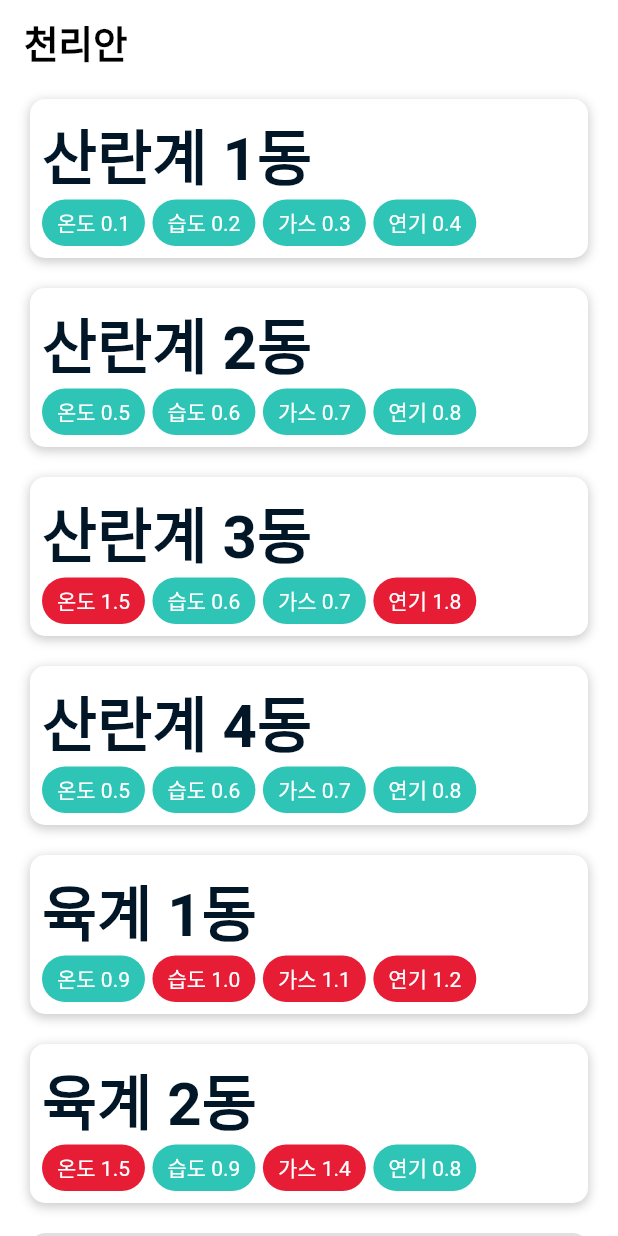
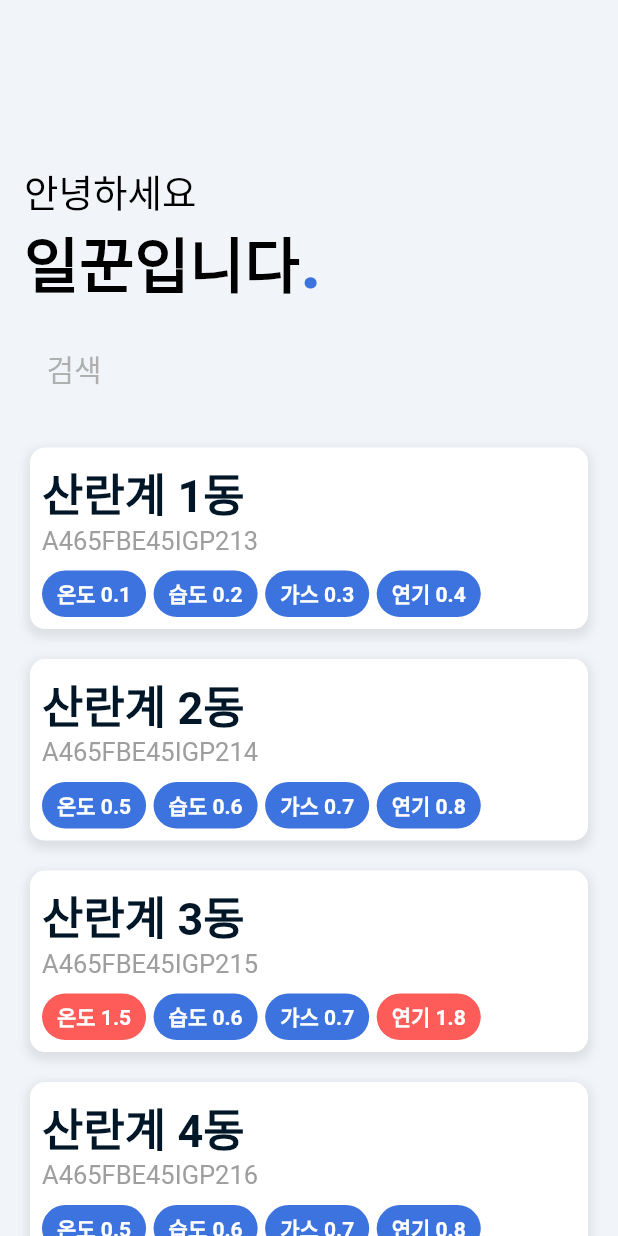
Before and after one commit to Ilggun/ilggun_client, a Flutter app: the screen it shows after launch, on a phone screen of 412 x 824 dp. Run offline on Flutter 3.47's test engine with Material 2 defaults, Android fonts, the phone set to English and light mode, and no system bars; drawn by our look-alikes of flutter_slidable; our stand-ins replace fl_chart, get; Roboto replaces fonts that are missing (NanumGothic, NanumMyeongjo).

Commit message:
[Update] 구조 개선, 폰트 추가

```diff
--- a/lib/model/Info.dart
+++ b/lib/model/Info.dart
@@ -2,6 +2,7 @@ import 'package:flutter/foundation.dart';
 
 class Info {
   String title;
+  String product;
   double temperature;
   double humidity;
   double gas;
@@ -9,11 +10,13 @@ class Info {
 
   Info(
       {@required String title,
+      @required String product,
       @required double temperature,
       @required double humidity,
       @required double gas,
       @required double smoke}) {
     this.title = title;
+    this.product = product;
     this.temperature = temperature;
     this.humidity = humidity;
     this.gas = gas;
@@ -21,6 +24,7 @@ class Info {
   }
 
   String getTitle() => title;
+  String getProduct() => product;
   double getTemperature() => temperature;
   double getHumidity() => humidity;
   double getGas() => gas;
@@ -28,6 +32,10 @@ class Info {
 
   void setTitle(String title) {
     this.title = title;
+  }
+
+  void setProduct(String product) {
+    this.product = product;
   }
 
   void setTemperature(double temperature) {
@@ -48,6 +56,6 @@ class Info {
 
   @override
   String toString() {
-    return "$title, $temperature, $humidity, $gas, $smoke";
+    return "$title, $product, $temperature, $humidity, $gas, $smoke";
   }
 }
--- a/lib/style/colorStyle.dart
+++ b/lib/style/colorStyle.dart
@@ -23,3 +23,9 @@ class ColorSet {
   static const Color smoke = Color(0xfff9320c);
   static const Color smokeOp = Color(0x90f9320c);
 }
+
+class NewColorSet {
+  static const Color background = Color(0xfff1f5f9);
+  static const Color blue = Color(0xff3d73de);
+  static const Color red = Color(0xfffd5c59);
+}
--- a/lib/style/shadowStyle.dart
+++ b/lib/style/shadowStyle.dart
@@ -5,10 +5,10 @@ class ShadowStyle {
   static List<BoxShadow> shadow() {
     List<BoxShadow> shadow = [
       BoxShadow(
-        color: Colors.black.withOpacity(0.2),
-        spreadRadius: 0.3,
+        color: Colors.black.withOpacity(0.09),
+        spreadRadius: 2,
         blurRadius: 5,
-        offset: Offset(0, 2),
+        offset: Offset(0, 3),
       )
     ];
     return shadow;
--- a/lib/view/addPage/addPage.dart
+++ b/lib/view/addPage/addPage.dart
@@ -14,15 +14,15 @@ class _AddPageState extends State<AddPage> {
 
   TextStyle hintStyle() {
     return TextStyle(
-      fontWeight: FontWeight.normal,
+      fontWeight: FontWeight.w200,
       fontSize: 18,
     );
   }
 
   TextStyle labelStyle() {
     return TextStyle(
-      color: ColorSet.noWarning,
-      fontWeight: FontWeight.bold,
+      color: NewColorSet.blue,
+      fontWeight: FontWeight.w600,
       fontSize: 23,
     );
   }
@@ -112,14 +112,14 @@ class _AddPageState extends State<AddPage> {
                 : print("오류");
           },
           child: Container(
-            color: ColorSet.noWarning,
+            color: NewColorSet.blue,
             height: 60,
             child: Center(
               child: Text(
                 "등록하기",
                 style: TextStyle(
                     color: Colors.white,
-                    fontWeight: FontWeight.bold,
+                    fontWeight: FontWeight.w600,
                     fontSize: 20),
               ),
             ),
--- a/lib/view/detailPage/component/buildMainChart.dart
+++ b/lib/view/detailPage/component/buildMainChart.dart
@@ -68,8 +68,8 @@ class _BuildMainChartState extends State<BuildMainChart> {
               decoration: BoxDecoration(
                 borderRadius: BorderRadius.circular(20),
                 color: selectedRangeButtonIndex == index
-                    ? ColorSet.noWarning.withOpacity(0.7)
-                    : ColorSet.white,
+                    ? NewColorSet.blue.withOpacity(0.7)
+                    : NewColorSet.background,
               ),
             ),
           ),
@@ -114,10 +114,10 @@ class _BuildMainChartState extends State<BuildMainChart> {
     }
     result += ' ~ ' + convertDateTimeTitle(dateTimeNow);
     return Container(
-      margin: EdgeInsets.symmetric(horizontal: 60),
+      margin: EdgeInsets.symmetric(horizontal: 40),
       padding: EdgeInsets.symmetric(vertical: 10),
       decoration: BoxDecoration(
-        color: ColorSet.noWarning,
+        color: NewColorSet.blue,
         borderRadius: BorderRadius.circular(20),
         boxShadow: ShadowStyle.shadow(),
       ),
--- a/lib/view/detailPage/component/dayChart.dart
+++ b/lib/view/detailPage/component/dayChart.dart
@@ -106,7 +106,8 @@ class _DayChartState extends State<DayChart> {
     return LineChartData(
       lineTouchData: LineTouchData(
         touchTooltipData: LineTouchTooltipData(
-          tooltipBgColor: Colors.white,
+          tooltipBgColor: NewColorSet.background,
+          showOnTopOfTheChartBoxArea: false,
         ),
         touchCallback: (LineTouchResponse touchResponse) {
           print(touchResponse);
@@ -194,7 +195,7 @@ class _DayChartState extends State<DayChart> {
         ),
       ),
       borderData: FlBorderData(
-        show: true,
+        show: false,
         border: const Border(
           left: BorderSide(
             color: Colors.transparent,
--- a/lib/view/detailPage/detailPage.dart
+++ b/lib/view/detailPage/detailPage.dart
@@ -23,7 +23,7 @@ class _DetailPageState extends State<DetailPage> {
   @override
   Widget build(BuildContext context) {
     return Scaffold(
-      backgroundColor: Colors.white,
+      backgroundColor: NewColorSet.background,
       appBar: AppBar(
         backgroundColor: Colors.transparent,
         leading: InkWell(
@@ -33,13 +33,13 @@ class _DetailPageState extends State<DetailPage> {
           child: Container(
             margin: EdgeInsets.all(12),
             decoration: BoxDecoration(
-              color: Colors.white,
+              // color: Colors.white,
               shape: BoxShape.circle,
-              boxShadow: ShadowStyle.shadow(),
+              // boxShadow: ShadowStyle.shadow(),
             ),
             child: Icon(
               Icons.chevron_left_rounded,
-              color: ColorSet.noWarning,
+              color: NewColorSet.blue,
             ),
           ),
         ),
@@ -50,13 +50,13 @@ class _DetailPageState extends State<DetailPage> {
               margin: EdgeInsets.all(12),
               padding: EdgeInsets.all(3),
               decoration: BoxDecoration(
-                color: Colors.white,
+                // color: Colors.white,
                 shape: BoxShape.circle,
-                boxShadow: ShadowStyle.shadow(),
+                // boxShadow: ShadowStyle.shadow(),
               ),
               child: Icon(
                 Icons.refresh_rounded,
-                color: ColorSet.noWarning,
+                color: NewColorSet.blue,
               ),
             ),
           ),
@@ -64,21 +64,22 @@ class _DetailPageState extends State<DetailPage> {
         title: Text(
           info.title,
           style: TextStyle(
-            color: Colors.white,
-            fontWeight: FontWeight.bold,
+            color: NewColorSet.blue,
+            fontWeight: FontWeight.w600,
           ),
         ),
         elevation: 0.0,
       ),
-      body: Stack(
+      body: SingleChildScrollView(
+        child: Stack(
           children: [
-          Container(
-            width: double.infinity,
-            height: double.infinity,
-            child: CustomPaint(
-              painter: CirclePainter(),
-            ),
-          ),
+            // Container(
+            //   width: double.infinity,
+            //   height: double.infinity,
+            //   child: CustomPaint(
+            //     painter: CirclePainter(),
+            //   ),
+            // ),
             Padding(
               padding: const EdgeInsets.symmetric(horizontal: 0),
               child: Column(
@@ -121,6 +122,7 @@ class _DetailPageState extends State<DetailPage> {
             ),
           ],
         ),
+      ),
     );
   }
 
@@ -152,7 +154,7 @@ class _DetailPageState extends State<DetailPage> {
                 Stack(
                   children: [
                     Positioned(
-                      bottom: 7,
+                      bottom: 2,
                       left: 0,
                       child: Container(
                         width: 65,
--- a/lib/view/homePage/component/buildTile.dart
+++ b/lib/view/homePage/component/buildTile.dart
@@ -39,11 +39,25 @@ class BuildTile extends StatelessWidget {
                     child: Text(
                       info.title,
                       style: TextStyle(
-                        fontSize: 40,
-                        fontWeight: FontWeight.bold,
+                        fontSize: 30,
+                        fontWeight: FontWeight.w600,
                         color: ColorSet.dark,
                       ),
                     ),
+                  ),
+                  Align(
+                    alignment: Alignment.centerLeft,
+                    child: Text(
+                      info.product,
+                      style: TextStyle(
+                        fontSize: 17,
+                        color: Colors.grey,
+                        fontWeight: FontWeight.normal,
+                      ),
+                    ),
+                  ),
+                  SizedBox(
+                    height: 10,
                   ),
                   Row(
                     mainAxisAlignment: MainAxisAlignment.start,
@@ -77,7 +91,7 @@ class BuildTile extends StatelessWidget {
             "수정",
             style: TextStyle(
               fontSize: 18,
-              fontWeight: FontWeight.bold,
+              fontWeight: FontWeight.w600,
               color: ColorSet.white,
             ),
           ),
@@ -92,7 +106,7 @@ class BuildTile extends StatelessWidget {
       child: Container(
         decoration: BoxDecoration(
           borderRadius: BorderRadius.circular(10),
-          color: ColorSet.warning,
+          color: NewColorSet.red,
           boxShadow: ShadowStyle.shadow(),
         ),
         child: SlideAction(
@@ -100,7 +114,7 @@ class BuildTile extends StatelessWidget {
             "삭제",
             style: TextStyle(
               fontSize: 18,
-              fontWeight: FontWeight.bold,
+              fontWeight: FontWeight.w600,
               color: ColorSet.white,
             ),
           ),
@@ -110,7 +124,7 @@ class BuildTile extends StatelessWidget {
   }
 
   Widget buildBadge(String title, double value) {
-    Color warningColor = value >= 1 ? ColorSet.warning : ColorSet.noWarning;
+    Color warningColor = value >= 1 ? NewColorSet.red : NewColorSet.blue;
     return Padding(
       padding: const EdgeInsets.only(right: 5),
       child: Container(
@@ -124,7 +138,7 @@ class BuildTile extends StatelessWidget {
             title + " " + value.toString(),
             style: TextStyle(
               color: ColorSet.white,
-              fontWeight: FontWeight.w400,
+              fontWeight: FontWeight.w600,
             ),
           ),
         ),
--- a/lib/view/homePage/homePage.dart
+++ b/lib/view/homePage/homePage.dart
@@ -2,6 +2,7 @@ import 'package:flutter/cupertino.dart';
 import 'package:flutter/material.dart';
 import 'package:get/get.dart';
 import 'package:ilggun/model/Info.dart';
+import 'package:ilggun/style/colorStyle.dart';
 import 'package:ilggun/view/homePage/component/buildTile.dart';
 import 'package:intl/intl.dart';
 
@@ -13,41 +14,108 @@ class HomePage extends StatefulWidget {
 class _HomePageState extends State<HomePage> {
   List<Info> infoList = [
     Info(
-        title: "산란계 1동", temperature: 0.1, humidity: 0.2, gas: 0.3, smoke: 0.4),
+        title: "산란계 1동",
+        product: "A465FBE45IGP213",
+        temperature: 0.1,
+        humidity: 0.2,
+        gas: 0.3,
+        smoke: 0.4),
     Info(
-        title: "산란계 2동", temperature: 0.5, humidity: 0.6, gas: 0.7, smoke: 0.8),
+        title: "산란계 2동",
+        product: "A465FBE45IGP214",
+        temperature: 0.5,
+        humidity: 0.6,
+        gas: 0.7,
+        smoke: 0.8),
     Info(
-        title: "산란계 3동", temperature: 1.5, humidity: 0.6, gas: 0.7, smoke: 1.8),
+        title: "산란계 3동",
+        product: "A465FBE45IGP215",
+        temperature: 1.5,
+        humidity: 0.6,
+        gas: 0.7,
+        smoke: 1.8),
     Info(
-        title: "산란계 4동", temperature: 0.5, humidity: 0.6, gas: 0.7, smoke: 0.8),
-    Info(title: "육계 1동", temperature: 0.9, humidity: 1.0, gas: 1.1, smoke: 1.2),
-    Info(title: "육계 2동", temperature: 1.5, humidity: 0.9, gas: 1.4, smoke: 0.8),
+        title: "산란계 4동",
+        product: "A465FBE45IGP216",
+        temperature: 0.5,
+        humidity: 0.6,
+        gas: 0.7,
+        smoke: 0.8),
+    Info(
+        title: "육계 1동",
+        product: "A465FBE45IGP217",
+        temperature: 0.9,
+        humidity: 1.0,
+        gas: 1.1,
+        smoke: 1.2),
+    Info(
+        title: "육계 2동",
+        product: "A465FBE45IGP218",
+        temperature: 1.5,
+        humidity: 0.9,
+        gas: 1.4,
+        smoke: 0.8),
   ];
+  List<Info> infoListView;
 
   String updateTimeText;
+  TextEditingController _searchController = TextEditingController();
 
   @override
   void initState() {
     updateTimeText = DateFormat('yyyy:MM:dd:kk:mm').format(DateTime.now());
+    infoListView = infoList;
     super.initState();
   }
 
   @override
   Widget build(BuildContext context) {
     return Scaffold(
-      backgroundColor: Colors.white,
+      backgroundColor: NewColorSet.background,
       body: CustomScrollView(
         slivers: [
           SliverAppBar(
-            title: Text(
-              "천리안",
-              style: TextStyle(
-                fontSize: 25,
-                fontWeight: FontWeight.bold,
-                color: Colors.black,
-              ),
+            title: Column(
+              crossAxisAlignment: CrossAxisAlignment.start,
+              mainAxisAlignment: MainAxisAlignment.end,
+              children: [
+                SizedBox(
+                  height: 100,
+                ),
+                Text(
+                  "안녕하세요",
+                  style: TextStyle(
+                    fontFamily: 'NanumMyeongjo',
+                    fontSize: 25,
+                    fontWeight: FontWeight.normal,
+                    color: Colors.black,
+                  ),
+                ),
+                Row(
+                  children: [
+                    Text(
+                      "일꾼입니다",
+                      style: TextStyle(
+                        fontSize: 40,
+                        fontWeight: FontWeight.bold,
+                        color: Colors.black,
+                      ),
+                    ),
+                    Text(
+                      ".",
+                      style: TextStyle(
+                        fontSize: 50,
+                        fontWeight: FontWeight.bold,
+                        color: NewColorSet.blue,
+                      ),
+                    ),
+                  ],
+                ),
+                buildSearchForm(),
+              ],
             ),
-            backgroundColor: Colors.white,
+            backgroundColor: NewColorSet.background,
+            toolbarHeight: Get.size.height * 0.35,
             elevation: 0.0,
             floating: true,
             // flexibleSpace: Placeholder(),
@@ -56,17 +124,74 @@ class _HomePageState extends State<HomePage> {
           SliverList(
             delegate: SliverChildBuilderDelegate(
               (context, index) {
-                if (index == infoList.length)
+                if (index == infoListView.length)
                   return buildAddTile();
-                else if (index == infoList.length + 1)
-                  return buildRefreshButton();
+                // else if (index == infoList.length + 1)
+                //   return buildRefreshButton();
                 else
-                  return BuildTile(info: infoList[index]);
+                  return BuildTile(info: infoListView[index]);
               },
-              childCount: infoList.length + 2,
+              childCount: infoListView.length + 1,
+              /**
+               * buildRefresh Button 을 사용하고 싶을 시,
+               * 위 주석 활성화후, childCount: infoList.length + 2로 변경
+               */
             ),
           )
         ],
+      ),
+    );
+  }
+
+  void search(String value) {
+    // print(value);
+    // List<Info> infoListTemp = [];
+    // infoListView.removeAt(0);
+    // print("info list $infoList");
+    // infoList.forEach((element) {
+    //   print("${element.title.contains(value)} : ${element.title}");
+    //   if (element.title.contains(value)) {
+    //     infoListTemp.add(element);
+    //   }
+    // });
+    // print("info List Temp $infoListTemp");
+    // setState(() {
+    //   infoListTemp.forEach((element) {
+    //     infoListView.add(element);
+    //   });
+    // });
+  }
+
+  Widget buildSearchForm() {
+    return Padding(
+      padding: const EdgeInsets.symmetric(vertical: 1, horizontal: 15),
+      child: Container(
+        // decoration: BoxDecoration(
+        //     border: Border(
+        //         bottom: BorderSide(color: Colors.grey.withOpacity(0.8)))),
+        child: TextFormField(
+          controller: _searchController,
+          style: TextStyle(
+            color: NewColorSet.blue,
+            fontSize: 20,
+          ),
+          onEditingComplete: () {
+            search(_searchController.text);
+          },
+          decoration: InputDecoration(
+            suffix: IconButton(
+              icon: Icon(Icons.close),
+              onPressed: () {
+                _searchController.clear();
+                FocusScope.of(context).unfocus(); //  활성화 상태인 키보드 끄기.
+              },
+              color: NewColorSet.blue,
+            ),
+            border: InputBorder.none,
+            hintText: "검색",
+            hintStyle: TextStyle(color: Colors.grey.withOpacity(0.8)),
+          ),
+        ),
       ),
     );
   }
```
Also changed, not shown: pubspec.yaml (+7 -6 lines), lib/controller/dataController.dart (added), lib/controller/userController.dart (added), 3 other files. Lines whose indentation alone changed are shown as unchanged.
